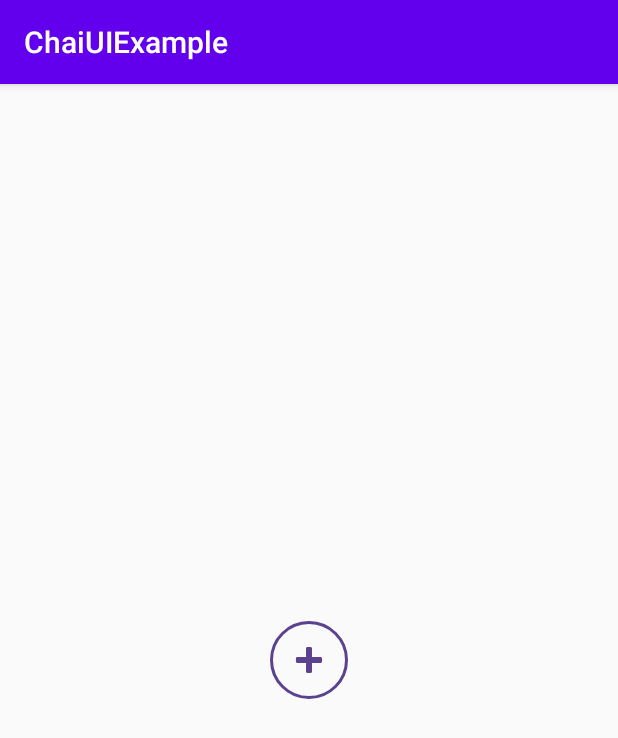
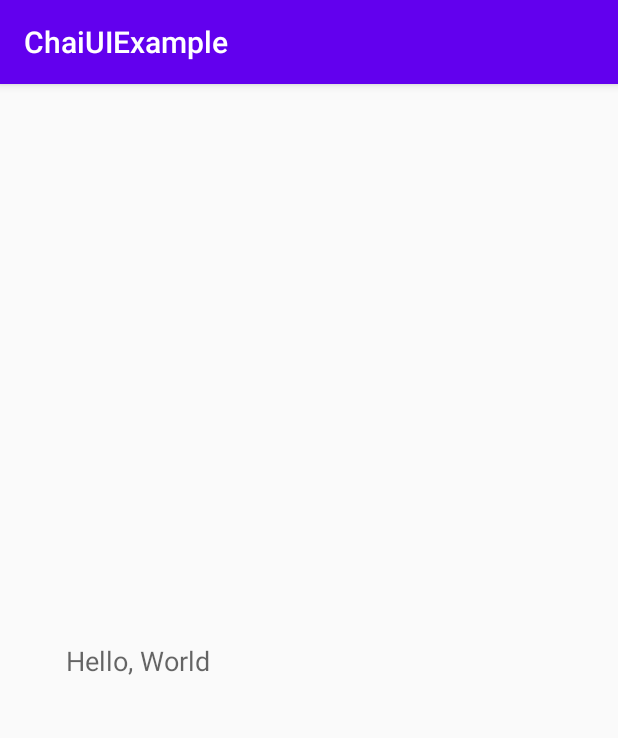
Before and after one commit to anyms/chaiui, an Android app: the screen it shows after launch (MainActivity), on a phone screen of 412 x 824 dp. Shown: the top 738 px of the screen. Run offline under Robolectric (Android 15) with nearby library versions, the phone set to English and light mode, and no system bars.

Commit message:
fixing bugs and adding edittext widget

```diff
--- a/app/src/main/res/layout/activity_main.xml
+++ b/app/src/main/res/layout/activity_main.xml
@@ -7,12 +7,13 @@
     tools:context=".MainActivity">
 
     <app.spidy.chaiui.ChaiIcon
+        android:visibility="gone"
         app:chai_background="@android:color/transparent"
         app:chai_borderSize="2dp"
-        app:chai_borderColor="@color/colorAccent"
+        app:chai_borderColor="@android:color/holo_red_dark"
         app:chai_padding="10dp"
         app:chai_radius="50dp"
-        app:chai_icon_color="@color/colorAccent"
+        app:chai_icon_color="@android:color/holo_red_dark"
 
         android:layout_width="wrap_content"
         android:layout_height="wrap_content"
@@ -22,4 +23,20 @@
         app:layout_constraintRight_toRightOf="parent"
         app:layout_constraintTop_toTopOf="parent" />
 
+    <app.spidy.chaiui.ChaiEditText
+        app:chai_padding="20dp"
+        app:chai_background="#eee"
+        app:chai_radius="50dp"
+
+        android:hint="Hello, World"
+        android:layout_width="match_parent"
+        android:layout_height="wrap_content"
+        android:layout_marginLeft="24dp"
+        android:layout_marginRight="24dp"
+        app:layout_constraintBottom_toBottomOf="parent"
+        app:layout_constraintLeft_toLeftOf="parent"
+        app:layout_constraintRight_toRightOf="parent"
+        app:layout_constraintTop_toTopOf="parent"
+        app:srcCompat="@android:drawable/ic_input_add" />
+
 </androidx.constraintlayout.widget.ConstraintLayout>
--- a/chaiui/src/main/java/app/spidy/chaiui/ChaiButton.kt
+++ b/chaiui/src/main/java/app/spidy/chaiui/ChaiButton.kt
@@ -6,7 +6,6 @@ import android.graphics.Color
 import android.graphics.drawable.GradientDrawable
 import android.util.AttributeSet
 import androidx.appcompat.widget.AppCompatButton
-import androidx.core.content.ContextCompat
 
 class ChaiButton: AppCompatButton {
 
@@ -26,7 +25,7 @@ class ChaiButton: AppCompatButton {
 
 
         val bgColor = attrs.getInteger(R.styleable.ChaiButton_chai_background, Color.TRANSPARENT)
-        setBackgroundResource(R.drawable.chai_rounded_corners)
+        setBackgroundResource(R.drawable.chai_button_rounded_corners)
         val drawable = background as GradientDrawable
         drawable.setColor(bgColor)
 
--- /dev/null
+++ b/chaiui/src/main/java/app/spidy/chaiui/ChaiEditText.kt
@@ -0,0 +1,52 @@
+package app.spidy.chaiui
+
+import android.content.Context
+import android.content.res.TypedArray
+import android.graphics.Color
+import android.graphics.PorterDuff
+import android.graphics.PorterDuffColorFilter
+import android.graphics.drawable.GradientDrawable
+import android.util.AttributeSet
+import androidx.appcompat.widget.AppCompatEditText
+import androidx.appcompat.widget.AppCompatImageView
+import androidx.core.content.ContextCompat
+
+class ChaiEditText : AppCompatEditText {
+    constructor(context: Context): super(context)
+    constructor(context: Context, attrs: AttributeSet): super(context, attrs) {
+        val customAttrs = context.theme.obtainStyledAttributes(attrs, R.styleable.ChaiEditText, 0, 0)
+        try {
+            setAttrs(customAttrs)
+        } finally {
+            customAttrs.recycle()
+        }
+    }
+
+    private fun setAttrs(attrs: TypedArray) {
+        val bgColor = attrs.getInteger(R.styleable.ChaiEditText_chai_background, Color.TRANSPARENT)
+        background = ContextCompat.getDrawable(context, R.drawable.chai_edittext_rounded_corners)
+        val drawable = background as GradientDrawable
+        drawable.setColor(bgColor)
+
+        val radius = attrs.getDimension(R.styleable.ChaiEditText_chai_radius, 0f)
+        drawable.cornerRadius = radius
+
+        val borderSize = attrs.getDimension(R.styleable.ChaiEditText_chai_borderSize, 0f).toInt()
+        if (borderSize != 0) {
+            val borderColor = attrs.getColor(R.styleable.ChaiEditText_chai_borderColor, Color.TRANSPARENT)
+            drawable.setStroke(borderSize, borderColor)
+        }
+
+        val pad = attrs.getDimension(R.styleable.ChaiEditText_chai_padding, -1f).toInt()
+        if (pad == -1) setPadding(0, 0, 0, 0) else setPadding(pad, pad, pad, pad)
+
+        if (pad == -1) {
+            val padBottom = attrs.getDimension(R.styleable.ChaiEditText_chai_paddingBottom, 0f).toInt()
+            val padTop = attrs.getDimension(R.styleable.ChaiEditText_chai_paddingTop, 0f).toInt()
+            val padStart = attrs.getDimension(R.styleable.ChaiEditText_chai_paddingStart, 0f).toInt()
+            val padEnd = attrs.getDimension(R.styleable.ChaiEditText_chai_paddingEnd, 0f).toInt()
+
+            setPadding(padStart, padTop, padEnd, padBottom)
+        }
+    }
+}
--- a/chaiui/src/main/java/app/spidy/chaiui/ChaiIcon.kt
+++ b/chaiui/src/main/java/app/spidy/chaiui/ChaiIcon.kt
@@ -22,7 +22,7 @@ class ChaiIcon : AppCompatImageView {
 
     private fun setAttrs(attrs: TypedArray) {
         val bgColor = attrs.getInteger(R.styleable.ChaiIcon_chai_background, Color.TRANSPARENT)
-        setBackgroundResource(R.drawable.chai_rounded_corners)
+        setBackgroundResource(R.drawable.chai_icon_rounded_corners)
         val drawable = background as GradientDrawable
         drawable.setColor(bgColor)
 
--- a/chaiui/src/main/res/drawable/chai_rounded_corners.xml
+++ b/chaiui/src/main/res/drawable/chai_button_rounded_corners.xml
@@ -1,7 +1,7 @@
 <?xml version="1.0" encoding="utf-8"?>
 <shape xmlns:android="http://schemas.android.com/apk/res/android">
     <corners android:radius="10dp" />
-    <stroke android:width="0dp" android:color="@color/chaiColorButton"/>
+    <stroke android:width="0dp" android:color="@android:color/transparent"/>
     <padding
         android:top="2dp"
         android:left="2dp"
--- /dev/null
+++ b/chaiui/src/main/res/drawable/chai_edittext_rounded_corners.xml
@@ -0,0 +1,10 @@
+<?xml version="1.0" encoding="utf-8"?>
+<shape xmlns:android="http://schemas.android.com/apk/res/android">
+    <corners android:radius="10dp" />
+    <stroke android:width="0dp" android:color="@android:color/transparent"/>
+    <padding
+        android:top="2dp"
+        android:left="2dp"
+        android:bottom="2dp"
+        android:right="2dp" />
+</shape>
--- /dev/null
+++ b/chaiui/src/main/res/drawable/chai_icon_rounded_corners.xml
@@ -0,0 +1,10 @@
+<?xml version="1.0" encoding="utf-8"?>
+<shape xmlns:android="http://schemas.android.com/apk/res/android">
+    <corners android:radius="10dp" />
+    <stroke android:width="0dp" android:color="@android:color/transparent"/>
+    <padding
+        android:top="2dp"
+        android:left="2dp"
+        android:bottom="2dp"
+        android:right="2dp" />
+</shape>
--- a/chaiui/src/main/res/values/attrs.xml
+++ b/chaiui/src/main/res/values/attrs.xml
@@ -24,6 +24,18 @@
         <attr name="chai_borderColor"/>
     </declare-styleable>
 
+    <declare-styleable name="ChaiEditText" parent="Chai">
+        <attr name="chai_background"/>
+        <attr name="chai_padding"/>
+        <attr name="chai_paddingBottom"/>
+        <attr name="chai_paddingTop"/>
+        <attr name="chai_paddingStart"/>
+        <attr name="chai_paddingEnd"/>
+        <attr name="chai_radius"/>
+        <attr name="chai_borderSize"/>
+        <attr name="chai_borderColor"/>
+    </declare-styleable>
+
     <declare-styleable name="ChaiIcon" parent="Chai">
         <attr name="chai_background"/>
         <attr name="chai_padding"/>
--- a/chaiui/src/main/res/values/colors.xml
+++ b/chaiui/src/main/res/values/colors.xml
@@ -1,4 +1,3 @@
 <?xml version="1.0" encoding="utf-8"?>
 <resources>
-    <color name="chaiColorButton">#5B428F</color>
 </resources>
```
